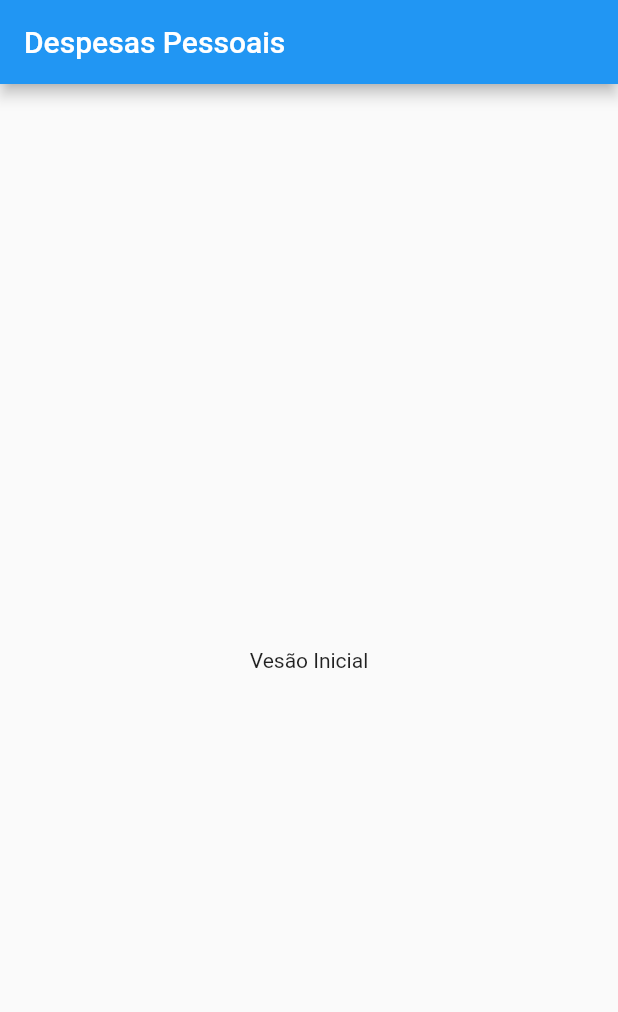
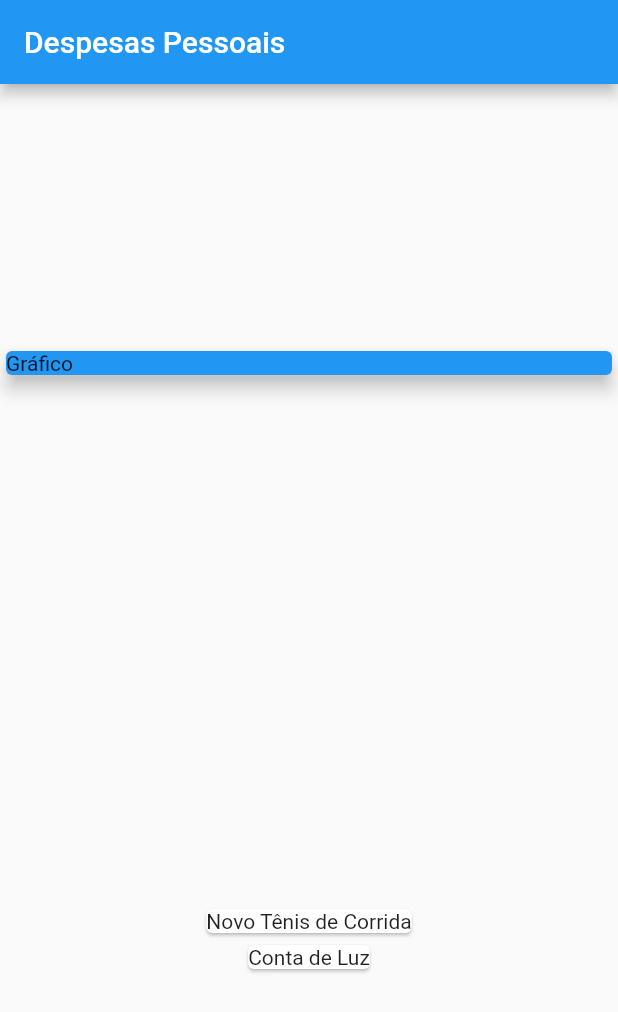
Before and after one commit to Gustavo653/Flutter, a Flutter app: the screen it shows after launch, on a phone screen of 412 x 824 dp. Shown: the top 1012 px of the screen. Run offline on Flutter 3.47's test engine with Material 2 defaults, Android fonts, the phone set to English and light mode, and no system bars.

Commit message:
Mostrando Contas

```diff
--- /dev/null
+++ b/Secao 3/expenses/lib/Models/transaction.dart
@@ -0,0 +1,13 @@
+class Transaction {
+  final String id;
+  final String title;
+  final double value;
+  final DateTime date;
+
+  Transaction({
+    required this.id,
+    required this.title,
+    required this.value,
+    required this.date,
+  });
+}
--- a/Secao 3/expenses/lib/main.dart
+++ b/Secao 3/expenses/lib/main.dart
@@ -1,3 +1,4 @@
+import 'package:expenses/Models/transaction.dart';
 import 'package:flutter/material.dart';
 
 main() => runApp(ExpensesApp());
@@ -12,14 +13,47 @@ class ExpensesApp extends StatelessWidget {
 }
 
 class MyHomePage extends StatelessWidget {
-  const MyHomePage({Key? key}) : super(key: key);
+  final _transactions = [
+    Transaction(
+        id: 't1',
+        title: 'Novo Tênis de Corrida',
+        value: 310.76,
+        date: DateTime.now()),
+    Transaction(
+      id: 't2',
+      title: 'Conta de Luz',
+      value: 211.36,
+      date: DateTime.now(),
+    ),
+  ];
 
   @override
   Widget build(BuildContext context) {
     return Scaffold(
-        appBar: AppBar(
-          title: Text('Despesas Pessoais'),
-        ),
-        body: Center(child: Text('Vesão Inicial')));
+      appBar: AppBar(
+        title: Text('Despesas Pessoais'),
+      ),
+      body: Column(
+        mainAxisAlignment: MainAxisAlignment.spaceAround,
+        crossAxisAlignment: CrossAxisAlignment.stretch,
+        children: <Widget>[
+          Container(
+            width: double.infinity,
+            child: Card(
+              color: Colors.blue,
+              child: Text('Gráfico'),
+              elevation: 5,
+            ),
+          ),
+          Column(
+            children: _transactions
+                .map((e) => Card(
+                      child: Text(e.title),
+                    ))
+                .toList(),
+          )
+        ],
+      ),
+    );
   }
 }
```
